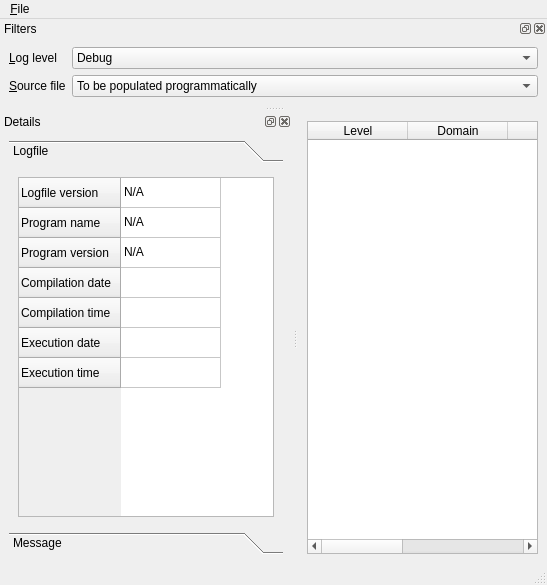
Before: the Qt Designer form logger/src/tools/MainWindow.ui in lxq2537664558/rainbrurpg, drawn with Qt 5.
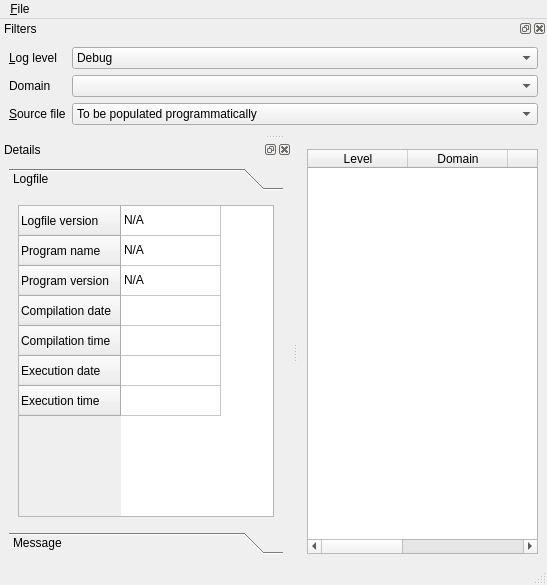
After: the same form once the commit is applied.

Commit message: The log reader's loglevel combo updates the table

Patch:
```diff
--- a/logger/src/tools/MainWindow.ui
+++ b/logger/src/tools/MainWindow.ui
@@ -94,7 +94,7 @@
             <x>0</x>
             <y>0</y>
             <width>274</width>
-            <height>332</height>
+            <height>300</height>
            </rect>
           </property>
           <attribute name="label">
@@ -287,7 +287,7 @@
          </item>
         </widget>
        </item>
-       <item row="1" column="0">
+       <item row="2" column="0">
         <widget class="QLabel" name="label_2">
          <property name="text">
           <string>&amp;Source file</string>
@@ -297,7 +297,7 @@
          </property>
         </widget>
        </item>
-       <item row="1" column="1">
+       <item row="2" column="1">
         <widget class="QComboBox" name="cbSourcesFiles">
          <item>
           <property name="text">
@@ -306,6 +306,16 @@
          </item>
         </widget>
        </item>
+       <item row="1" column="0">
+        <widget class="QLabel" name="label_3">
+         <property name="text">
+          <string>Domain</string>
+         </property>
+        </widget>
+       </item>
+       <item row="1" column="1">
+        <widget class="QComboBox" name="cbDomains"/>
+       </item>
       </layout>
      </item>
     </layout>
```
Left out of the diff: 6 changed lines with no effect on the pictures. The commit also changes 6 other files.
